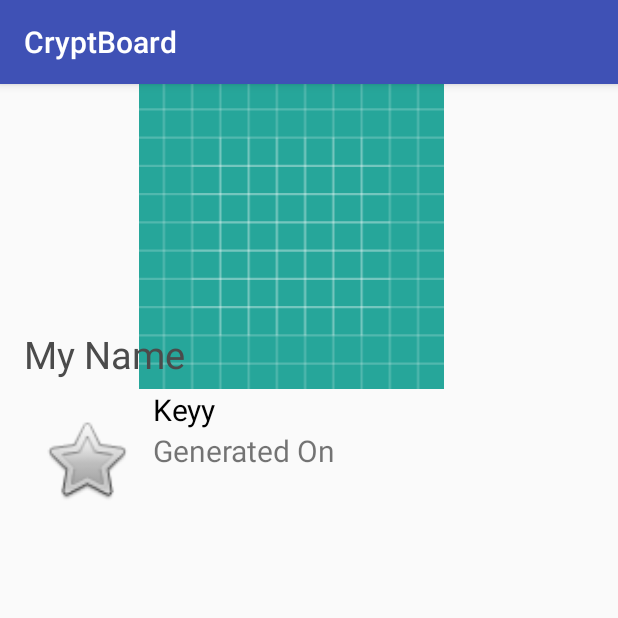
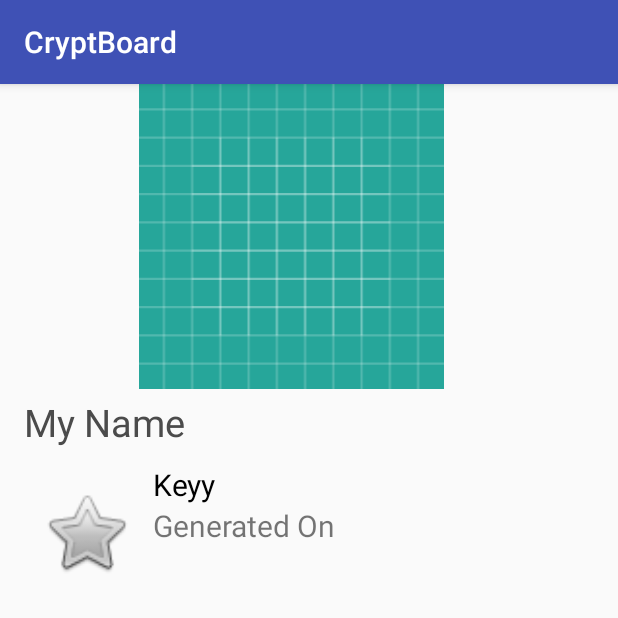
Before and after one commit to rhayes2/CryptBoard, an Android app: the Contact_Details screen opened directly, with no data from a screen before it, on a phone screen of 412 x 824 dp, the top half of it. Run offline under Robolectric (Android 15) with nearby library versions, the phone set to English and light mode, and no system bars; 3 statements that could not run were skipped.

Commit message:
Updating Fragment Menu + Detail UI

```diff
--- a/app/src/main/java/prj666/a03/cryptboard/AddContact.java
+++ b/app/src/main/java/prj666/a03/cryptboard/AddContact.java
@@ -32,7 +32,7 @@ public class AddContact extends AppCompatActivity {
             @RequiresApi(api = Build.VERSION_CODES.O)
             @Override
             public void onClick(View view) {
-                control = frontEndHelper.sInstance;
+                control = frontEndHelper.getInstance();
                 System.out.println(control.getContacts());
                 //Intent intent = new Intent(AddContact.this, KeyExchange.class);
                 //startActivity(intent);
--- a/app/src/main/java/prj666/a03/cryptboard/ContactBase/Contact.java
+++ b/app/src/main/java/prj666/a03/cryptboard/ContactBase/Contact.java
@@ -2,11 +2,12 @@ package prj666.a03.cryptboard.ContactBase;
 
 
 
+import java.io.Serializable;
 import java.text.DateFormat;
 import java.text.SimpleDateFormat;
 import java.util.Date;
 
-public class Contact {
+public class Contact implements Serializable {
     // keyFile contains the name of the file containing public and private key information .it is not the key itself. file extraction code must be implemented.
     private String name;
     private boolean favourite;
--- a/app/src/main/java/prj666/a03/cryptboard/Contact_Details.java
+++ b/app/src/main/java/prj666/a03/cryptboard/Contact_Details.java
@@ -2,15 +2,31 @@ package prj666.a03.cryptboard;
 
 import android.support.v7.app.AppCompatActivity;
 import android.os.Bundle;
+import android.widget.ImageView;
+import android.widget.TextView;
+
+import com.google.zxing.WriterException;
+
+import prj666.a03.cryptboard.ContactBase.Contact;
 
 public class Contact_Details extends AppCompatActivity {
 
     @Override
     protected void onCreate(Bundle savedInstanceState) {
         super.onCreate(savedInstanceState);
+        Contact tmp = (Contact) getIntent().getSerializableExtra("contact");
         setContentView(R.layout.activity_contact__details);
-        getIntent();
+        TextView name = (TextView)findViewById(R.id.Contact_Deatil_name);
+        TextView date = (TextView)findViewById(R.id.Contact_key_date);
+        ImageView img = (ImageView)findViewById(R.id.Contact_Detail_Picture);
 
+        try {
+            img.setImageBitmap(QRCodeGenerator.encodeAsBitmap(tmp.getContactPubKey()));
+        } catch (WriterException e) {
+            e.printStackTrace();
+        }
+        name.setText(tmp.getName());
+        date.setText(tmp.getDateCreated());
 
     }
 }
--- a/app/src/main/java/prj666/a03/cryptboard/Contact_List_All.java
+++ b/app/src/main/java/prj666/a03/cryptboard/Contact_List_All.java
@@ -14,6 +14,8 @@ import android.widget.ListView;
 import java.util.ArrayList;
 import java.util.List;
 
+import prj666.a03.cryptboard.ContactBase.Contact;
+
 public class Contact_List_All extends ListFragment implements AdapterView.OnItemClickListener {
 
 
@@ -26,8 +28,7 @@ public class Contact_List_All extends ListFragment implements AdapterView.OnItem
     @Override
     public void onActivityCreated(Bundle savedInstanceState) {
         super.onActivityCreated(savedInstanceState);
-
-        ArrayAdapter adapter = ArrayAdapter.createFromResource(getActivity(), R.array.all, android.R.layout.simple_list_item_1);
+        ArrayAdapter<Contact> adapter = new ArrayAdapter<Contact>(getActivity(), android.R.layout.simple_list_item_1, frontEndHelper.getInstance().getContacts());
         setListAdapter(adapter);
         getListView().setOnItemClickListener(this);
     }
--- a/app/src/main/java/prj666/a03/cryptboard/CryptBoard.java
+++ b/app/src/main/java/prj666/a03/cryptboard/CryptBoard.java
@@ -34,8 +34,8 @@ public class CryptBoard extends InputMethodService
     private InputConnection ic;
     private boolean caps = false;
     private boolean numMode = false;
-    private boolean unlock = false;
-    private boolean stegMode = false;
+    private boolean unlock = true;
+    private boolean stegMode = true;
 
 
     @Override
--- a/app/src/main/res/layout/activity_contact__details.xml
+++ b/app/src/main/res/layout/activity_contact__details.xml
@@ -21,10 +21,10 @@
         android:id="@+id/Contact_Deatil_name"
         android:layout_width="match_parent"
         android:layout_height="wrap_content"
+        android:layout_marginStart="16dp"
+        android:layout_marginTop="205dp"
+        android:layout_marginEnd="8dp"
         android:layout_marginBottom="8dp"
-        android:layout_marginEnd="8dp"
-        android:layout_marginStart="16dp"
-        android:layout_marginTop="164dp"
         android:text="My Name"
         android:textColor="#4b4b4b"
         android:textSize="25sp"
@@ -37,6 +37,7 @@
         android:id="@+id/linearLayout3"
         android:layout_width="310dp"
         android:layout_height="77dp"
+        android:layout_marginTop="50dp"
         android:layout_marginBottom="32dp"
         android:orientation="vertical"
         app:layout_constraintBottom_toBottomOf="parent"
@@ -48,8 +49,8 @@
             android:id="@+id/Contact_public_key"
             android:layout_width="match_parent"
             android:layout_height="wrap_content"
+            android:text="Keyy"
             android:textColor="#000000"
-            android:text="Keyy"
             android:textSize="20sp" />
 
         <TextView
@@ -66,6 +67,7 @@
         android:id="@+id/imageView3"
         android:layout_width="62dp"
         android:layout_height="62dp"
+        android:layout_marginTop="50dp"
         android:layout_marginBottom="8dp"
         app:layout_constraintBottom_toBottomOf="parent"
         app:layout_constraintEnd_toStartOf="@+id/linearLayout3"
```
Also changed, not shown: app/src/main/java/prj666/a03/cryptboard/Contact_List_Fav.java (+9 -1 lines), app/src/main/java/prj666/a03/cryptboard/Contact_List_Quick.java (+10 -4 lines), app/src/main/java/prj666/a03/cryptboard/frontEndHelper.java (+17 -6 lines).
